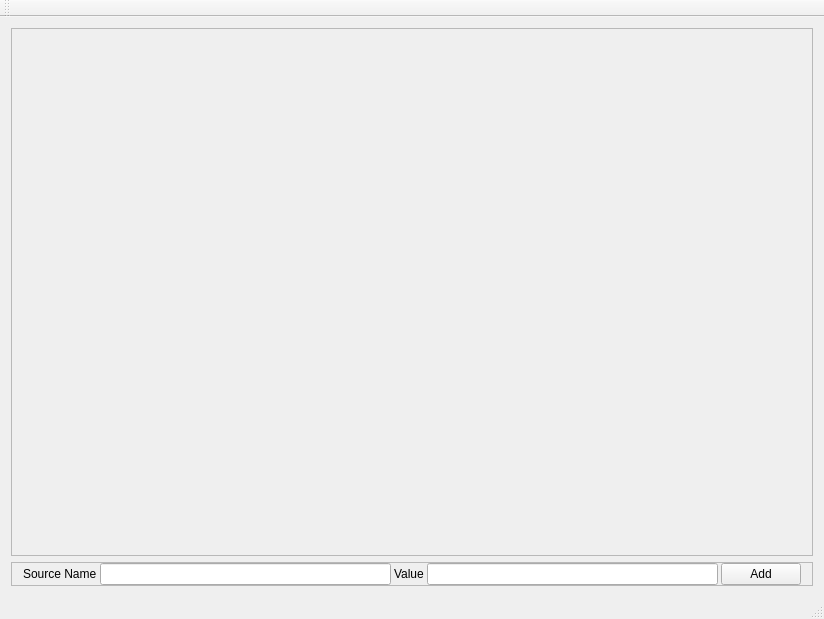
This is ModelViewExample/mainwindow.ui in ashishpandya1984/QtExamples as Qt 5 draws it before an edit. The edited form follows.
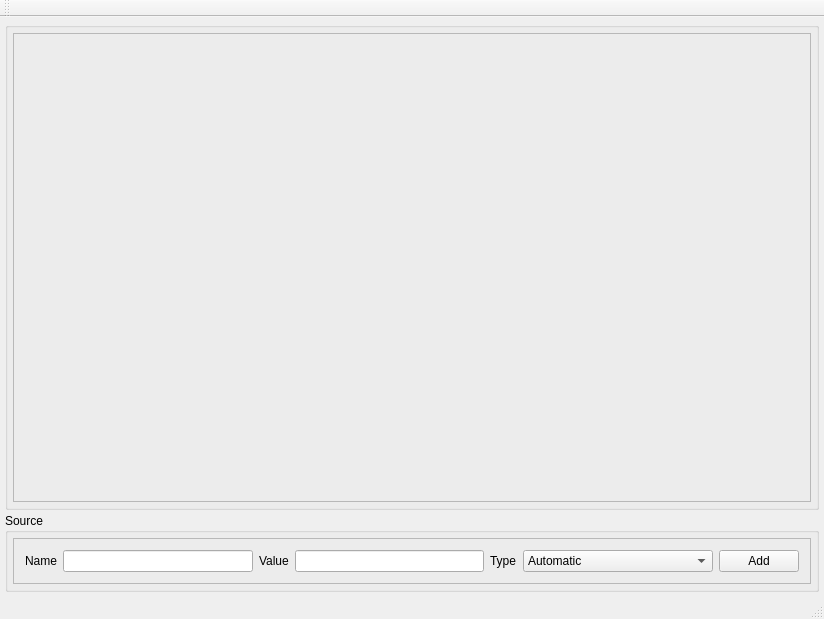
This is the edited form.

```diff
--- a/ModelViewExample/mainwindow.ui
+++ b/ModelViewExample/mainwindow.ui
@@ -14,7 +14,43 @@
    <string>MainWindow</string>
   </property>
   <widget class="QWidget" name="centralWidget">
-   <layout class="QVBoxLayout" name="verticalLayout">
+   <layout class="QVBoxLayout" name="verticalLayout_3">
+    <property name="spacing">
+     <number>3</number>
+    </property>
+    <property name="leftMargin">
+     <number>5</number>
+    </property>
+    <property name="topMargin">
+     <number>5</number>
+    </property>
+    <property name="rightMargin">
+     <number>5</number>
+    </property>
+    <property name="bottomMargin">
+     <number>5</number>
+    </property>
+    <item>
+     <widget class="QGroupBox" name="groupBox_2">
+      <property name="title">
+       <string/>
+      </property>
+      <layout class="QVBoxLayout" name="verticalLayout_2">
+       <property name="spacing">
+        <number>3</number>
+       </property>
+       <property name="leftMargin">
+        <number>5</number>
+       </property>
+       <property name="topMargin">
+        <number>5</number>
+       </property>
+       <property name="rightMargin">
+        <number>5</number>
+       </property>
+       <property name="bottomMargin">
+        <number>5</number>
+       </property>
     <item>
      <widget class="QFrame" name="frm_tableView">
       <property name="frameShape">
@@ -25,6 +61,36 @@
       </property>
      </widget>
     </item>
+      </layout>
+     </widget>
+    </item>
+    <item>
+     <widget class="QGroupBox" name="groupBox">
+      <property name="sizePolicy">
+       <sizepolicy hsizetype="Preferred" vsizetype="Fixed">
+        <horstretch>0</horstretch>
+        <verstretch>0</verstretch>
+       </sizepolicy>
+      </property>
+      <property name="title">
+       <string>Source</string>
+      </property>
+      <layout class="QVBoxLayout" name="verticalLayout">
+       <property name="spacing">
+        <number>3</number>
+       </property>
+       <property name="leftMargin">
+        <number>5</number>
+       </property>
+       <property name="topMargin">
+        <number>5</number>
+       </property>
+       <property name="rightMargin">
+        <number>5</number>
+       </property>
+       <property name="bottomMargin">
+        <number>5</number>
+       </property>
     <item>
      <widget class="QFrame" name="frame_2">
       <property name="sizePolicy">
@@ -40,19 +106,10 @@
        <enum>QFrame::Raised</enum>
       </property>
       <layout class="QHBoxLayout" name="horizontalLayout">
-       <property name="spacing">
-        <number>3</number>
-       </property>
-       <property name="topMargin">
-        <number>0</number>
-       </property>
-       <property name="bottomMargin">
-        <number>0</number>
-       </property>
        <item>
         <widget class="QLabel" name="label">
          <property name="text">
-          <string>Source Name</string>
+             <string>Name</string>
          </property>
         </widget>
        </item>
@@ -69,11 +126,41 @@
        <item>
         <widget class="QLineEdit" name="edit_sourceValue"/>
        </item>
+          <item>
+           <widget class="QLabel" name="label_3">
+            <property name="text">
+             <string>Type</string>
+            </property>
+           </widget>
+          </item>
+          <item>
+           <widget class="QComboBox" name="cb_sourceType">
+            <property name="sizePolicy">
+             <sizepolicy hsizetype="Expanding" vsizetype="Fixed">
+              <horstretch>0</horstretch>
+              <verstretch>0</verstretch>
+             </sizepolicy>
+            </property>
+            <item>
+             <property name="text">
+              <string>Automatic</string>
+             </property>
+            </item>
+            <item>
+             <property name="text">
+              <string>Manual</string>
+             </property>
+            </item>
+           </widget>
+          </item>
        <item>
         <widget class="QPushButton" name="btn_Add">
          <property name="text">
           <string>Add</string>
          </property>
+           </widget>
+          </item>
+         </layout>
         </widget>
        </item>
       </layout>
```
Lines whose indentation alone changed are shown as unchanged.
